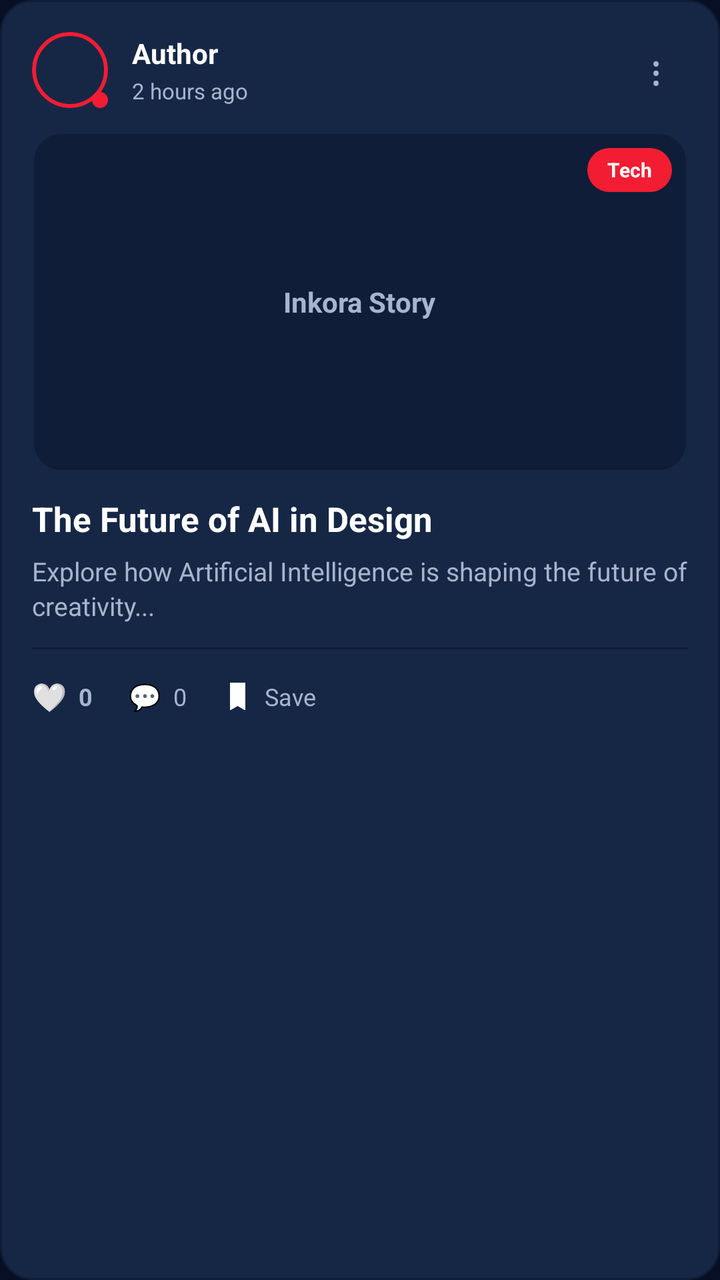
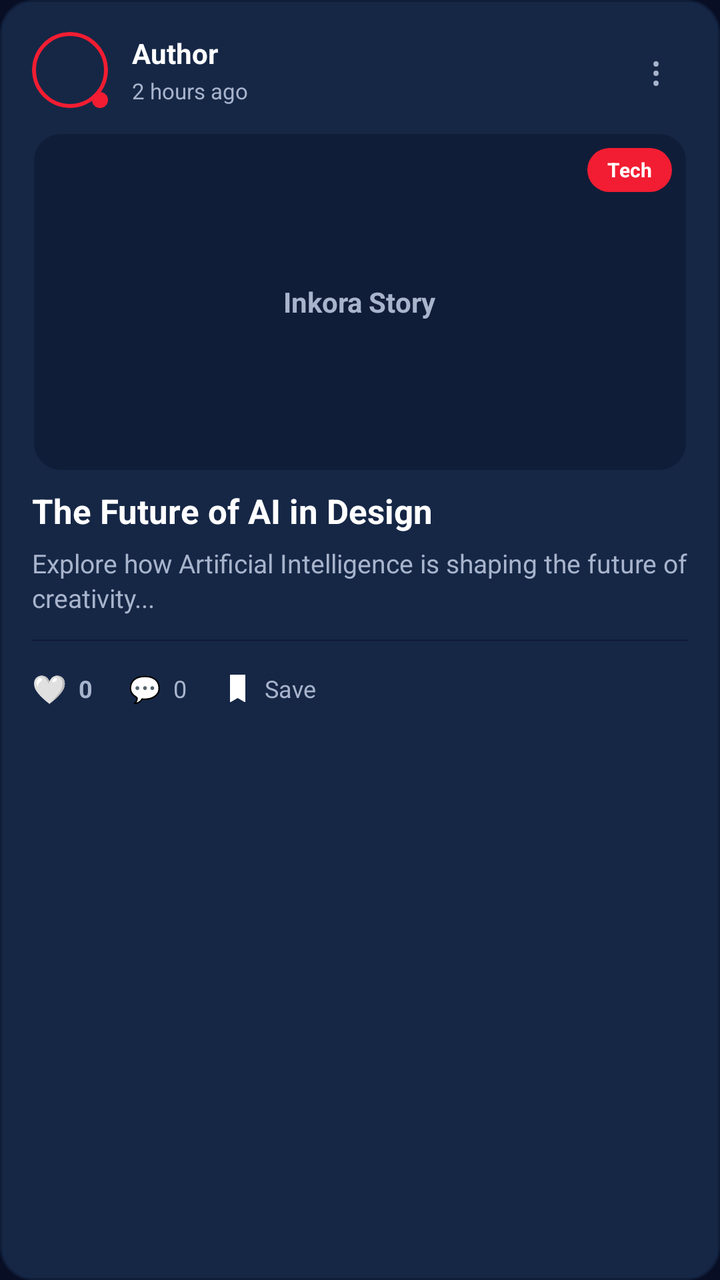

An Android layout rendered at two revisions. The XML below is the earlier revision; the diff shows what the commit changed to produce the second picture.
<!-- AndroidManifest.xml: application theme Theme.Task_3 -->
<!-- res/layout/item_blog.xml -->
<?xml version="1.0" encoding="utf-8"?>
<LinearLayout
    xmlns:android="http://schemas.android.com/apk/res/android"
    xmlns:app="http://schemas.android.com/apk/res-auto"
    android:layout_width="match_parent"
    android:layout_height="wrap_content"
    android:orientation="vertical"
    android:layout_marginBottom="16dp"
    android:background="@drawable/bg_card_dark"
    android:padding="16dp">

    
    <LinearLayout
        android:layout_width="match_parent"
        android:layout_height="wrap_content"
        android:gravity="center_vertical"
        android:orientation="horizontal">

        
        <FrameLayout
            android:layout_width="wrap_content"
            android:layout_height="wrap_content">

            <com.google.android.material.imageview.ShapeableImageView
                android:id="@+id/ivBlogAuthorAvatar"
                android:layout_width="38dp"
                android:layout_height="38dp"
                android:scaleType="centerCrop"
                android:background="@drawable/bg_avatar_placeholder"
                app:shapeAppearanceOverlay="@style/ShapeAppearance.Material3.Corner.Full" />

            
            <View
                android:layout_width="8dp"
                android:layout_height="8dp"
                android:layout_gravity="bottom|end"
                android:background="@drawable/bg_primary_button" />
        </FrameLayout>

        <LinearLayout
            android:layout_width="0dp"
            android:layout_height="wrap_content"
            android:layout_marginStart="12dp"
            android:layout_weight="1"
            android:orientation="vertical">

            <TextView
                android:id="@+id/tvBlogAuthor"
                android:layout_width="wrap_content"
                android:layout_height="wrap_content"
                android:text="Author"
                android:textColor="@color/primary_text"
                android:textSize="14sp"
                android:textStyle="bold" />

            <TextView
                android:id="@+id/tvBlogTime"
                android:layout_width="wrap_content"
                android:layout_height="wrap_content"
                android:layout_marginTop="2dp"
                android:text="2 hours ago"
                android:textColor="@color/secondary_text"
                android:textSize="11sp" />
        </LinearLayout>

        
        <androidx.appcompat.widget.AppCompatButton
            android:id="@+id/btnFollowAuthor"
            android:layout_width="wrap_content"
            android:layout_height="28dp"
            android:minHeight="0dp"
            android:minWidth="0dp"
            android:paddingHorizontal="12dp"
            android:paddingVertical="0dp"
            android:layout_marginEnd="6dp"
            android:background="@drawable/bg_primary_button"
            android:text="+ Follow"
            android:textAllCaps="false"
            android:textColor="@color/white"
            android:textSize="11sp"
            android:textStyle="bold"
            android:visibility="gone" />

        <TextView
            android:id="@+id/tvOptions"
            android:layout_width="32dp"
            android:layout_height="32dp"
            android:gravity="center"
            android:text="⋮"
            android:textColor="@color/secondary_text"
            android:textSize="20sp" />
    </LinearLayout>

    
    <FrameLayout
        android:id="@+id/coverImageContainer"
        android:layout_width="match_parent"
        android:layout_height="170dp"
        android:layout_marginTop="12dp"
        android:background="@drawable/bg_image_placeholder">

        <ImageView
            android:id="@+id/ivBlogCover"
            android:layout_width="match_parent"
            android:layout_height="match_parent"
            android:scaleType="centerCrop"
            android:visibility="gone" />

        <TextView
            android:id="@+id/tvCoverPlaceholder"
            android:layout_width="wrap_content"
            android:layout_height="wrap_content"
            android:layout_gravity="center"
            android:text="Inkora Story"
            android:textColor="@color/secondary_text"
            android:textSize="14sp"
            android:textStyle="bold" />

        <TextView
            android:id="@+id/tvBlogCategory"
            android:layout_width="wrap_content"
            android:layout_height="22dp"
            android:layout_gravity="top|end"
            android:layout_margin="8dp"
            android:background="@drawable/bg_pill_filter_selected"
            android:gravity="center"
            android:paddingHorizontal="10dp"
            android:text="Tech"
            android:textColor="@color/white"
            android:textSize="10sp"
            android:textStyle="bold" />
    </FrameLayout>

    
    <TextView
        android:id="@+id/tvBlogTitle"
        android:layout_width="match_parent"
        android:layout_height="wrap_content"
        android:layout_marginTop="12dp"
        android:text="The Future of AI in Design"
        android:textColor="@color/primary_text"
        android:textSize="17sp"
        android:textStyle="bold"
        android:lineSpacingExtra="2dp" />

    
    <TextView
        android:id="@+id/tvBlogContent"
        android:layout_width="match_parent"
        android:layout_height="wrap_content"
        android:layout_marginTop="6dp"
        android:ellipsize="end"
        android:maxLines="2"
        android:text="Explore how Artificial Intelligence is shaping the future of creativity..."
        android:textColor="@color/secondary_text"
        android:textSize="13sp"
        android:lineSpacingExtra="2dp" />

    
    <View
        android:layout_width="match_parent"
        android:layout_height="1dp"
        android:layout_marginTop="12dp"
        android:layout_marginBottom="10dp"
        android:background="@color/secondary_background" />

    
    <LinearLayout
        android:layout_width="match_parent"
        android:layout_height="wrap_content"
        android:gravity="center_vertical"
        android:orientation="horizontal">

        
        <LinearLayout
            android:id="@+id/layoutLike"
            android:layout_width="wrap_content"
            android:layout_height="wrap_content"
            android:gravity="center_vertical"
            android:orientation="horizontal"
            android:paddingVertical="4dp">

            <TextView
                android:id="@+id/tvLikeIcon"
                android:layout_width="wrap_content"
                android:layout_height="wrap_content"
                android:text="🤍"
                android:textSize="14sp" />

            <TextView
                android:id="@+id/tvLikesCount"
                android:layout_width="wrap_content"
                android:layout_height="wrap_content"
                android:layout_marginStart="6dp"
                android:text="0"
                android:textColor="@color/secondary_text"
                android:textSize="12sp"
                android:textStyle="bold" />
        </LinearLayout>

        
        <LinearLayout
            android:id="@+id/layoutComment"
            android:layout_width="wrap_content"
            android:layout_height="wrap_content"
            android:layout_marginStart="18dp"
            android:gravity="center_vertical"
            android:orientation="horizontal"
            android:paddingVertical="4dp">

            <TextView
                android:layout_width="wrap_content"
                android:layout_height="wrap_content"
                android:text="💬"
                android:textSize="13sp" />

            <TextView
                android:id="@+id/tvCommentsCount"
                android:layout_width="wrap_content"
                android:layout_height="wrap_content"
                android:layout_marginStart="6dp"
                android:text="0"
                android:textColor="@color/secondary_text"
                android:textSize="12sp" />
        </LinearLayout>

        
        <LinearLayout
            android:id="@+id/layoutSave"
            android:layout_width="wrap_content"
            android:layout_height="wrap_content"
            android:layout_marginStart="18dp"
            android:gravity="center_vertical"
            android:orientation="horizontal"
            android:paddingVertical="4dp">

            <ImageView
                android:id="@+id/ivSaveIcon"
                android:layout_width="15dp"
                android:layout_height="15dp"
                android:src="@drawable/save"
                app:tint="@color/white" />

            <TextView
                android:id="@+id/tvSaveText"
                android:layout_width="wrap_content"
                android:layout_height="wrap_content"
                android:layout_marginStart="6dp"
                android:text="Save"
                android:textColor="@color/secondary_text"
                android:textSize="12sp" />
        </LinearLayout>

        <View
            android:layout_width="0dp"
            android:layout_height="1dp"
            android:layout_weight="1" />

        
        <androidx.appcompat.widget.AppCompatButton
            android:id="@+id/btnEdit"
            style="@style/Widget.MaterialComponents.Button.TextButton"
            android:layout_width="wrap_content"
            android:layout_height="36dp"
            android:minWidth="48dp"
            android:paddingHorizontal="8dp"
            android:text="Edit"
            android:textColor="@color/secondary_text"
            android:textSize="12sp"
            android:textStyle="bold"
            android:visibility="gone" />

        
        <androidx.appcompat.widget.AppCompatButton
            android:id="@+id/btnDelete"
            style="@style/Widget.MaterialComponents.Button.TextButton"
            android:layout_width="wrap_content"
            android:layout_height="36dp"
            android:minWidth="48dp"
            android:paddingHorizontal="8dp"
            android:text="Delete"
            android:textColor="@color/primary_red"
            android:textSize="12sp"
            android:textStyle="bold"
            android:visibility="gone" />
    </LinearLayout>

</LinearLayout>
<!-- resources referenced by this layout -->
<resources>
  <color name="primary_red">#F21D32</color>
  <color name="primary_text">#FFFFFF</color>
  <color name="secondary_background">#101D38</color>
  <color name="secondary_text">#A8B4CC</color>
  <color name="white">#FFFFFF</color>
  <!-- drawable bg_avatar_placeholder (drawable) -->
  <?xml version="1.0" encoding="utf-8"?>
  <shape xmlns:android="http://schemas.android.com/apk/res/android"
      android:shape="oval">
      <solid android:color="@color/card_surface" />
      <stroke
          android:width="2dp"
          android:color="@color/primary_red" />
  </shape>
  <!-- drawable bg_card_dark (drawable) -->
  <?xml version="1.0" encoding="utf-8"?>
  <shape xmlns:android="http://schemas.android.com/apk/res/android"
      android:shape="rectangle">
      <solid android:color="@color/card_surface" />
      <stroke
          android:width="1dp"
          android:color="@color/secondary_background" />
      <corners android:radius="16dp" />
  </shape>
  <!-- drawable bg_image_placeholder (drawable) -->
  <?xml version="1.0" encoding="utf-8"?>
  <shape xmlns:android="http://schemas.android.com/apk/res/android"
      android:shape="rectangle">
      <solid android:color="@color/secondary_background" />
      <stroke
          android:width="1dp"
          android:color="@color/card_surface" />
      <corners android:radius="14dp" />
  </shape>
  <!-- drawable bg_pill_filter_selected (drawable) -->
  <?xml version="1.0" encoding="utf-8"?>
  <shape xmlns:android="http://schemas.android.com/apk/res/android"
      android:shape="rectangle">
      <solid android:color="@color/primary_red" />
      <corners android:radius="20dp" />
  </shape>
  <!-- drawable bg_primary_button (drawable) -->
  <?xml version="1.0" encoding="utf-8"?>
  <shape xmlns:android="http://schemas.android.com/apk/res/android"
      android:shape="rectangle">
      <solid android:color="@color/primary_red" />
      <corners android:radius="26dp" />
  </shape>
  <!-- drawable save: png bitmap (drawable, 666 bytes) -->
  <style name="Theme.Task_3" parent="Base.Theme.Task_3" />
  <color name="card_surface">#162746</color>
  <style name="Base.Theme.Task_3" parent="Theme.Material3.DayNight.NoActionBar">
          <item name="colorPrimary">@color/primary_red</item>
          <item name="colorPrimaryVariant">@color/secondary_background</item>
          <item name="colorSecondary">@color/primary_red</item>
          <item name="android:statusBarColor">@color/primary_background</item>
          <item name="android:windowBackground">@color/primary_background</item>
          <item name="android:navigationBarColor">@color/secondary_background</item>
      </style>
  <color name="primary_background">#080F24</color>
</resources>

<!-- the commit's change to res/layout/item_blog.xml (unified diff, before → after) -->
@@ -133,10 +133,25 @@
 
     
     <TextView
+        android:id="@+id/tvBlogCategoryInline"
+        android:layout_width="wrap_content"
+        android:layout_height="22dp"
+        android:layout_marginTop="10dp"
+        android:background="@drawable/bg_pill_filter_selected"
+        android:gravity="center"
+        android:paddingHorizontal="10dp"
+        android:text="Tech"
+        android:textColor="@color/white"
+        android:textSize="10sp"
+        android:textStyle="bold"
+        android:visibility="gone" />
+
+    
+    <TextView
         android:id="@+id/tvBlogTitle"
         android:layout_width="match_parent"
         android:layout_height="wrap_content"
-        android:layout_marginTop="12dp"
+        android:layout_marginTop="8dp"
         android:text="The Future of AI in Design"
         android:textColor="@color/primary_text"
         android:textSize="17sp"
@@ -150,7 +165,7 @@
         android:layout_height="wrap_content"
         android:layout_marginTop="6dp"
         android:ellipsize="end"
-        android:maxLines="2"
+        android:maxLines="3"
         android:text="Explore how Artificial Intelligence is shaping the future of creativity..."
         android:textColor="@color/secondary_text"
         android:textSize="13sp"
